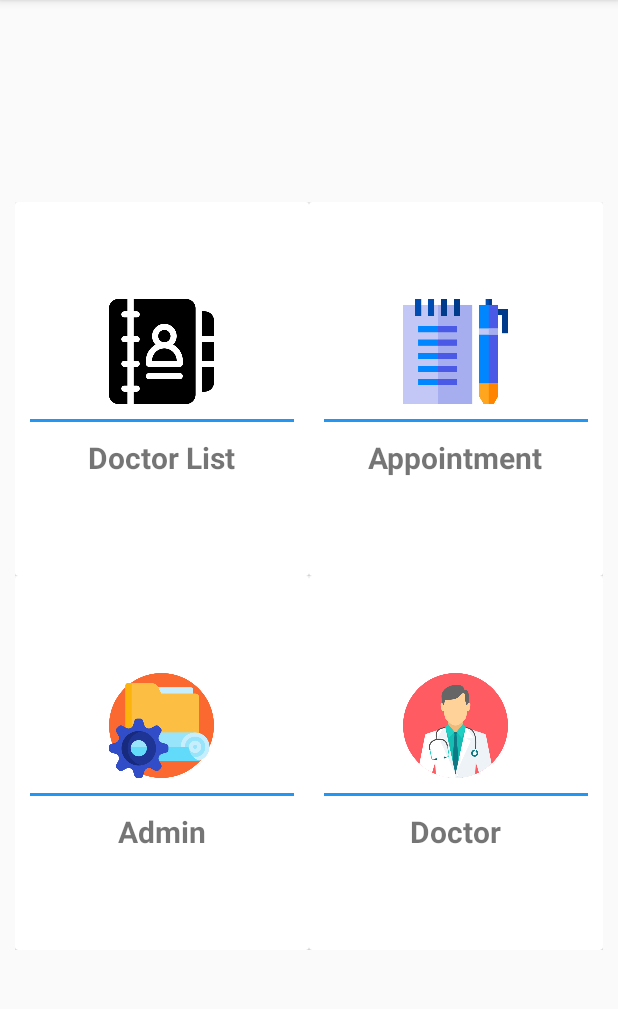
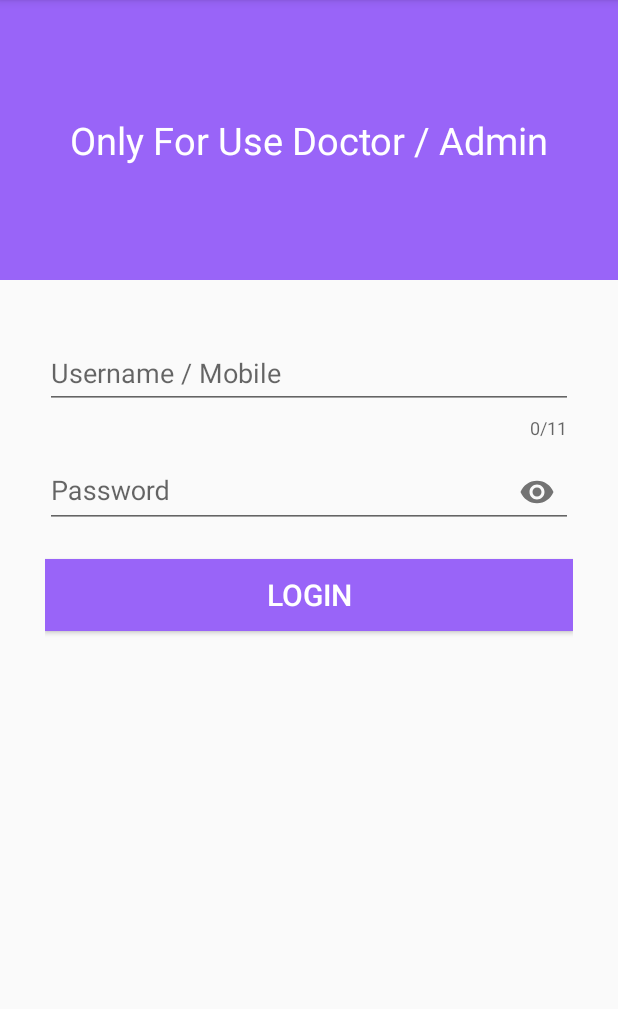
Before and after one commit to msrsiddik/HospitalManagement, an Android app: the screen it shows after launch (MainActivity), after a tap on "Admin", on a phone screen of 412 x 824 dp, the part 84-1093 px from its top. Run offline under Robolectric (Android 15) with nearby library versions, the phone set to English and light mode, and no system bars.

Commit message:
Login Page Design

```diff
--- a/app/src/main/AndroidManifest.xml
+++ b/app/src/main/AndroidManifest.xml
@@ -4,9 +4,9 @@
 
     <application
         android:allowBackup="true"
-        android:icon="@mipmap/ic_launcher"
+        android:icon="@drawable/ic_hospital"
         android:label="@string/app_name"
-        android:roundIcon="@mipmap/ic_launcher_round"
+        android:roundIcon="@drawable/ic_hospital"
         android:supportsRtl="true"
         android:theme="@style/AppTheme">
         <activity android:name=".MainActivity">
--- a/app/src/main/java/com/zerone/hospitalmanagement/FragmentController.java
+++ b/app/src/main/java/com/zerone/hospitalmanagement/FragmentController.java
@@ -1,5 +1,5 @@
 package com.zerone.hospitalmanagement;
 
 public interface FragmentController {
-
+    void gotoLoginPage();
 }
--- a/app/src/main/java/com/zerone/hospitalmanagement/HomeFragment.java
+++ b/app/src/main/java/com/zerone/hospitalmanagement/HomeFragment.java
@@ -17,6 +17,7 @@ import android.widget.Toast;
  */
 public class HomeFragment extends Fragment {
     private CardView doctorListBtn, appointmentBtn, adminBtn, doctorBtn;
+    private FragmentController controller;
 
     public HomeFragment() {
         // Required empty public constructor
@@ -62,14 +63,16 @@ public class HomeFragment extends Fragment {
     View.OnClickListener adminListener = new View.OnClickListener() {
         @Override
         public void onClick(View v) {
-            Toast.makeText(getActivity(), "Admin", Toast.LENGTH_SHORT).show();
+            controller = (FragmentController) getActivity();
+            controller.gotoLoginPage();
         }
     };
 
     View.OnClickListener doctorListener = new View.OnClickListener() {
         @Override
         public void onClick(View v) {
-            Toast.makeText(getActivity(), "Doctor", Toast.LENGTH_SHORT).show();
+            controller = (FragmentController) getActivity();
+            controller.gotoLoginPage();
         }
     };
 }
--- /dev/null
+++ b/app/src/main/java/com/zerone/hospitalmanagement/LoginFragment.java
@@ -0,0 +1,53 @@
+package com.zerone.hospitalmanagement;
+
+
+import android.os.Bundle;
+import android.support.annotation.NonNull;
+import android.support.annotation.Nullable;
+import android.support.design.widget.TextInputLayout;
+import android.support.v4.app.Fragment;
+import android.view.LayoutInflater;
+import android.view.View;
+import android.view.ViewGroup;
+import android.widget.Button;
+import android.widget.Toast;
+
+
+/**
+ * A simple {@link Fragment} subclass.
+ */
+public class LoginFragment extends Fragment {
+    private TextInputLayout user, pass;
+    private Button loginBtn;
+
+    public LoginFragment() {
+        // Required empty public constructor
+    }
+
+
+    @Override
+    public View onCreateView(LayoutInflater inflater, ViewGroup container,
+                             Bundle savedInstanceState) {
+        // Inflate the layout for this fragment
+        return inflater.inflate(R.layout.fragment_login, container, false);
+    }
+
+    @Override
+    public void onViewCreated(@NonNull View view, @Nullable Bundle savedInstanceState) {
+        super.onViewCreated(view, savedInstanceState);
+
+        user = view.findViewById(R.id.user);
+        pass = view.findViewById(R.id.pass);
+        loginBtn = view.findViewById(R.id.loginBtn);
+
+        loginBtn.setOnClickListener(loginListener);
+
+    }
+
+    View.OnClickListener loginListener = new View.OnClickListener() {
+        @Override
+        public void onClick(View v) {
+            Toast.makeText(getActivity(), user.getEditText().getText().toString()+" "+pass.getEditText().getText().toString(), Toast.LENGTH_SHORT).show();
+        }
+    };
+}
--- a/app/src/main/java/com/zerone/hospitalmanagement/MainActivity.java
+++ b/app/src/main/java/com/zerone/hospitalmanagement/MainActivity.java
@@ -4,7 +4,7 @@ import android.support.v4.app.FragmentManager;
 import android.support.v7.app.AppCompatActivity;
 import android.os.Bundle;
 
-public class MainActivity extends AppCompatActivity {
+public class MainActivity extends AppCompatActivity implements FragmentController{
 
     FragmentManager manager;
 
@@ -16,4 +16,10 @@ public class MainActivity extends AppCompatActivity {
         manager = getSupportFragmentManager();
         manager.beginTransaction().add(R.id.fragmentContainer,new HomeFragment()).commit();
     }
+
+    @Override
+    public void gotoLoginPage() {
+        manager = getSupportFragmentManager();
+        manager.beginTransaction().addToBackStack(null).replace(R.id.fragmentContainer,new LoginFragment()).commit();
+    }
 }
--- /dev/null
+++ b/app/src/main/res/layout/fragment_login.xml
@@ -0,0 +1,81 @@
+<?xml version="1.0" encoding="utf-8"?>
+<LinearLayout xmlns:android="http://schemas.android.com/apk/res/android"
+    xmlns:tools="http://schemas.android.com/tools"
+    android:layout_width="match_parent"
+    android:layout_height="match_parent"
+    xmlns:app="http://schemas.android.com/apk/res-auto"
+    android:orientation="vertical"
+    android:weightSum="4"
+    android:gravity="center"
+    tools:context=".LoginFragment">
+
+    <LinearLayout
+        android:layout_width="match_parent"
+        android:layout_height="0dp"
+        android:layout_weight="1"
+        android:orientation="vertical"
+        android:gravity="center"
+        android:background="#9964F8">
+
+        <TextView
+            android:layout_width="match_parent"
+            android:layout_height="wrap_content"
+            android:gravity="center"
+            android:text="Only For Use Doctor / Admin"
+            android:textSize="25sp"
+            android:textColor="#fff"/>
+    </LinearLayout>
+
+    <LinearLayout
+        android:layout_width="match_parent"
+        android:layout_height="0dp"
+        android:layout_weight="3"
+        android:orientation="vertical"
+        android:layout_margin="10dp"
+        android:padding="20dp">
+
+        <android.support.design.widget.TextInputLayout
+            android:id="@+id/user"
+            android:layout_width="match_parent"
+            android:layout_height="wrap_content"
+            app:errorEnabled="true"
+            app:counterEnabled="true"
+            app:counterMaxLength="11">
+
+            <android.support.design.widget.TextInputEditText
+                android:layout_width="match_parent"
+                android:layout_height="wrap_content"
+                android:hint="Username / Mobile"
+                android:inputType="text"
+                android:maxLength="11"/>
+
+        </android.support.design.widget.TextInputLayout>
+
+        <android.support.design.widget.TextInputLayout
+            android:id="@+id/pass"
+            android:layout_width="match_parent"
+            android:layout_height="wrap_content"
+            app:errorEnabled="true"
+            app:passwordToggleEnabled="true">
+
+            <android.support.design.widget.TextInputEditText
+                android:layout_width="match_parent"
+                android:layout_height="wrap_content"
+                android:hint="Password"
+                android:inputType="textPassword"/>
+
+        </android.support.design.widget.TextInputLayout>
+
+        <Button
+            android:id="@+id/loginBtn"
+            android:layout_width="match_parent"
+            android:layout_height="wrap_content"
+            android:text="Login"
+            android:background="#9964F8"
+            android:textColor="#fff"
+            android:textSize="20sp"/>
+
+    </LinearLayout>
+
+
+</LinearLayout>
--- a/app/src/main/res/mipmap-anydpi-v26/ic_launcher.xml
+++ b/app/src/main/res/mipmap-anydpi-v26/ic_launcher.xml
@@ -1,5 +1,5 @@
 <?xml version="1.0" encoding="utf-8"?>
 <adaptive-icon xmlns:android="http://schemas.android.com/apk/res/android">
-    <background android:drawable="@drawable/ic_launcher_background" />
-    <foreground android:drawable="@drawable/ic_launcher_foreground" />
+    <background android:drawable="@drawable/ic_hospital" />
+    <foreground android:drawable="@drawable/ic_hospital" />
 </adaptive-icon>
--- a/app/src/main/res/mipmap-anydpi-v26/ic_launcher_round.xml
+++ b/app/src/main/res/mipmap-anydpi-v26/ic_launcher_round.xml
@@ -1,5 +1,5 @@
 <?xml version="1.0" encoding="utf-8"?>
 <adaptive-icon xmlns:android="http://schemas.android.com/apk/res/android">
-    <background android:drawable="@drawable/ic_launcher_background" />
-    <foreground android:drawable="@drawable/ic_launcher_foreground" />
+    <background android:drawable="@drawable/ic_hospital" />
+    <foreground android:drawable="@drawable/ic_hospital" />
 </adaptive-icon>
```
Also changed, not shown: app/src/main/res/drawable-v24/ic_launcher_foreground.xml (deleted, +0 -34 lines), app/src/main/res/drawable/ic_hospital.xml (added, +46 -0 lines), app/src/main/res/drawable/ic_launcher_background.xml (deleted, +0 -170 lines).
